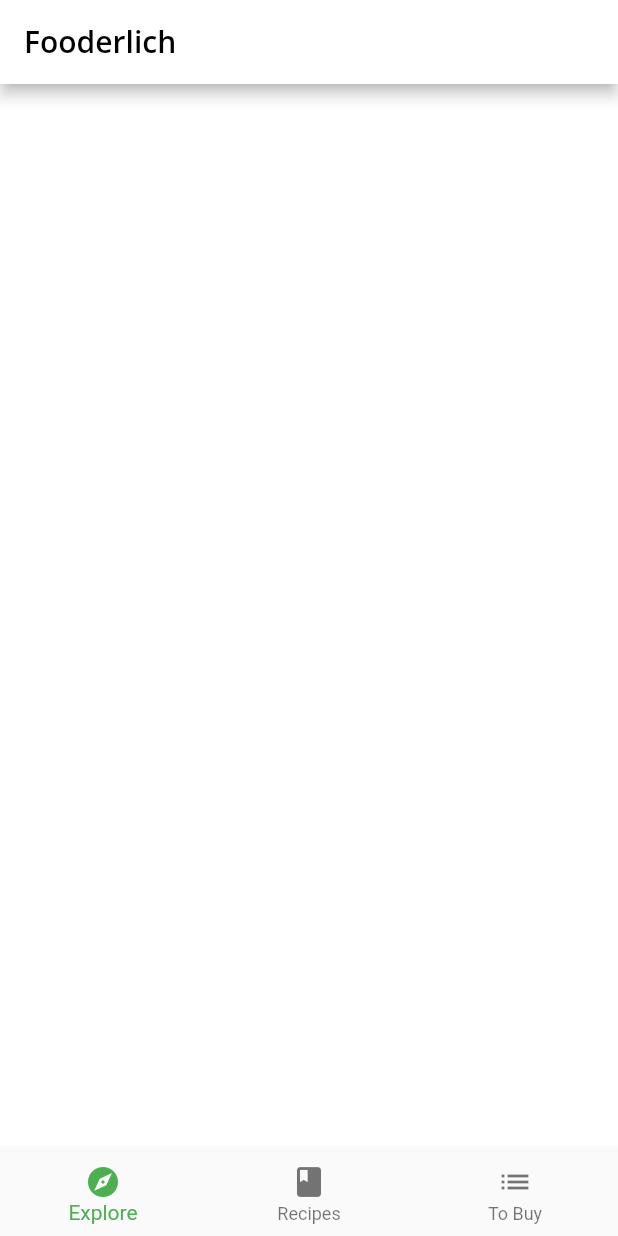
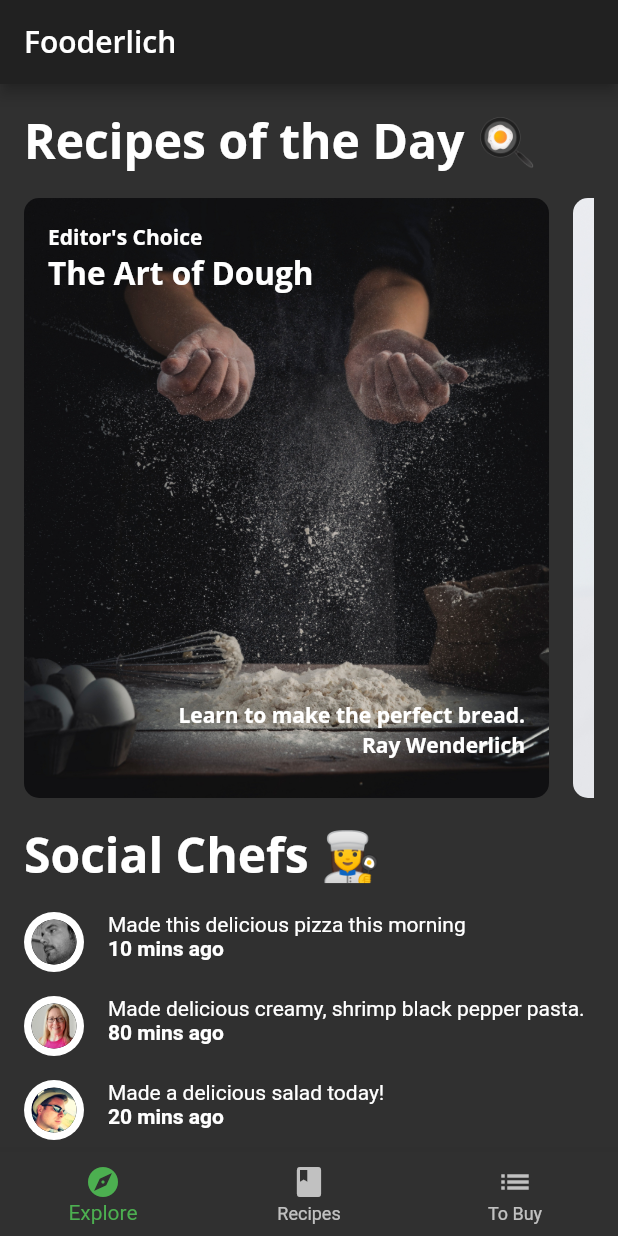
Before and after one commit to IgorFedoseev/fooderlich_new, a Flutter app: the screen it shows after launch, on a phone screen of 412 x 824 dp. Run offline on Flutter 3.47's test engine with Material 2 defaults, Android fonts, the phone set to English and light mode, and no system bars; our stand-ins replace google_fonts; project files that could hold a hidden picture were left out.

Commit message:
explore_screen completed

```diff
--- a/lib/components/components.dart
+++ b/lib/components/components.dart
@@ -3,3 +3,6 @@ export 'card1.dart';
 export 'card2.dart';
 export 'card3.dart';
 export 'circle_image.dart';
+export 'today_recipe_list_view.dart';
+export 'friend_post_tile.dart';
+export 'friend_post_list_view.dart';
--- /dev/null
+++ b/lib/components/friend_post_list_view.dart
@@ -0,0 +1,59 @@
+import 'package:flutter/material.dart';
+
+import '../models/models.dart';
+import 'components.dart';
+
+class FriendPostListView extends StatelessWidget {
+  // 1
+  final List<Post> friendPosts;
+
+  const FriendPostListView({
+    Key? key,
+    required this.friendPosts,
+  }) : super(key: key);
+
+  @override
+  Widget build(BuildContext context) {
+    // 2
+    return Padding(
+      padding: const EdgeInsets.only(
+        left: 16,
+        right: 16,
+        top: 0,
+      ),
+      // 3
+      child: Column(
+        crossAxisAlignment: CrossAxisAlignment.start,
+        children: [
+          // 4
+          Text('Social Chefs 👩‍🍳',
+              style: Theme.of(context).textTheme.headline1),
+          // 5
+          const SizedBox(height: 16),
+          // 1
+          ListView.separated(
+            // 2
+            primary: false,
+            // 3
+            physics: const NeverScrollableScrollPhysics(),
+            // 4
+            shrinkWrap: true,
+            scrollDirection: Axis.vertical,
+            itemCount: friendPosts.length,
+            itemBuilder: (context, index) {
+              // 5
+              final post = friendPosts[index];
+              return FriendPostTile(post: post);
+            },
+            separatorBuilder: (context, index) {
+              // 6
+              return const SizedBox(height: 16);
+            },
+          ),
+          // 6
+          const SizedBox(height: 16),
+        ],
+      ),
+    );
+  }
+}
--- /dev/null
+++ b/lib/components/friend_post_tile.dart
@@ -0,0 +1,47 @@
+import 'package:flutter/material.dart';
+
+import '../components/components.dart';
+import '../models/models.dart';
+
+class FriendPostTile extends StatelessWidget {
+  final Post post;
+
+  const FriendPostTile({
+    Key? key,
+    required this.post,
+  }) : super(key: key);
+
+  @override
+  Widget build(BuildContext context) {
+    // 1
+    return Row(
+      crossAxisAlignment: CrossAxisAlignment.start,
+      mainAxisAlignment: MainAxisAlignment.start,
+      children: [
+        // 2
+        CircleImage(
+          imageProvider: AssetImage(post.profileImageUrl),
+          imageRadius: 20,
+        ),
+        // 3
+        const SizedBox(width: 16),
+        // 4
+        Expanded(
+          // 5
+          child: Column(
+            crossAxisAlignment: CrossAxisAlignment.start,
+            children: [
+              // 6
+              Text(post.comment),
+              // 7
+              Text(
+                '${post.timestamp} mins ago',
+                style: const TextStyle(fontWeight: FontWeight.w700),
+              ),
+            ],
+          ),
+        ),
+      ],
+    );
+  }
+}
--- /dev/null
+++ b/lib/components/today_recipe_list_view.dart
@@ -0,0 +1,76 @@
+import 'package:flutter/material.dart';
+
+// 1
+import '../components/components.dart';
+import '../models/models.dart';
+
+class TodayRecipeListView extends StatelessWidget {
+  // 2
+  final List<ExploreRecipe> recipes;
+
+  const TodayRecipeListView({
+    Key? key,
+    required this.recipes,
+  }) : super(key: key);
+
+  @override
+  Widget build(BuildContext context) {
+    // 3
+    return Padding(
+      padding: const EdgeInsets.only(
+        left: 16,
+        right: 16,
+        top: 16,
+      ),
+      // 4
+      child: Column(
+        crossAxisAlignment: CrossAxisAlignment.start,
+        children: [
+          // 5
+          Text(
+              'Recipes of the Day 🍳',
+              style: Theme.of(context).textTheme.headline1),
+          // 6
+          const SizedBox(height: 16),
+          // 7
+          Container(
+            height: 400,
+            // 1
+            color: Colors.transparent,
+            // 2
+            child: ListView.separated(
+              // 3
+              scrollDirection: Axis.horizontal,
+              // 4
+              itemCount: recipes.length,
+              // 5
+              itemBuilder: (context, index) {
+                // 6
+                final recipe = recipes[index];
+                return buildCard(recipe);
+              },
+              // 7
+              separatorBuilder: (context, index) {
+                // 8
+                return const SizedBox(width: 16);
+              },
+            ),
+          ),
+        ],
+      ),
+    );
+  }
+
+  Widget buildCard(ExploreRecipe recipe) {
+    if (recipe.cardType == RecipeCardType.card1) {
+      return Card1(recipe: recipe);
+    } else if (recipe.cardType == RecipeCardType.card2) {
+      return Card2(recipe: recipe);
+    } else if (recipe.cardType == RecipeCardType.card3) {
+      return Card3(recipe: recipe);
+    } else {
+      throw Exception('This card doesn\'t exist yet');
+    }
+  }
+
+}
--- a/lib/home.dart
+++ b/lib/home.dart
@@ -1,4 +1,6 @@
 import 'package:flutter/material.dart';
+
+import 'screens/explore_screen.dart';
 
 class Home extends StatefulWidget {
   const Home({Key? key}) : super(key: key);
@@ -11,8 +13,7 @@ class _HomeState extends State<Home> {
   int _selectedIndex = 0;
 
   static List<Widget> pages = <Widget>[
-    // TODO: Replace with ExploreScreen
-    Container(color: Colors.white),
+    ExploreScreen(),
     // TODO: Replace with RecipesScreen
     Container(color: Colors.green),
     Container(color: Colors.blue),
--- a/lib/main.dart
+++ b/lib/main.dart
@@ -11,7 +11,7 @@ class Fooderlich extends StatelessWidget {
   const Fooderlich({Key? key}) : super(key: key);
   @override
   Widget build(BuildContext context) {
-    final theme = FooderlichTheme.light();
+    final theme = FooderlichTheme.dark();
     return MaterialApp(
       theme: theme,
       title: 'Fooderlich',
--- /dev/null
+++ b/lib/screens/explore_screen.dart
@@ -0,0 +1,42 @@
+import 'package:flutter/material.dart';
+
+import '../components/components.dart';
+import '../models/models.dart';
+import '../api/mock_fooderlich_service.dart';
+
+class ExploreScreen extends StatelessWidget {
+  final mockService = MockFooderlichService();
+
+  ExploreScreen({Key? key}) : super(key: key);
+
+  @override
+  Widget build(BuildContext context) {
+    // 1
+    return FutureBuilder(
+      // 2
+      future: mockService.getExploreData(),
+      // 3
+      builder: (context, AsyncSnapshot<ExploreData> snapshot) {
+        // 4
+        if (snapshot.connectionState == ConnectionState.done) {
+          // 5
+          return ListView(
+            // 6
+            scrollDirection: Axis.vertical,
+            children: [
+              // 7
+              TodayRecipeListView(recipes: snapshot.data?.todayRecipes ?? []),
+              // 8
+              const SizedBox(height: 16),
+              // 9
+              FriendPostListView(friendPosts: snapshot.data?.friendPosts ?? []),
+            ],
+          );
+        } else {
+          // 10
+          return const Center(child: CircularProgressIndicator());
+        }
+      },
+    );
+  }
+}
```
